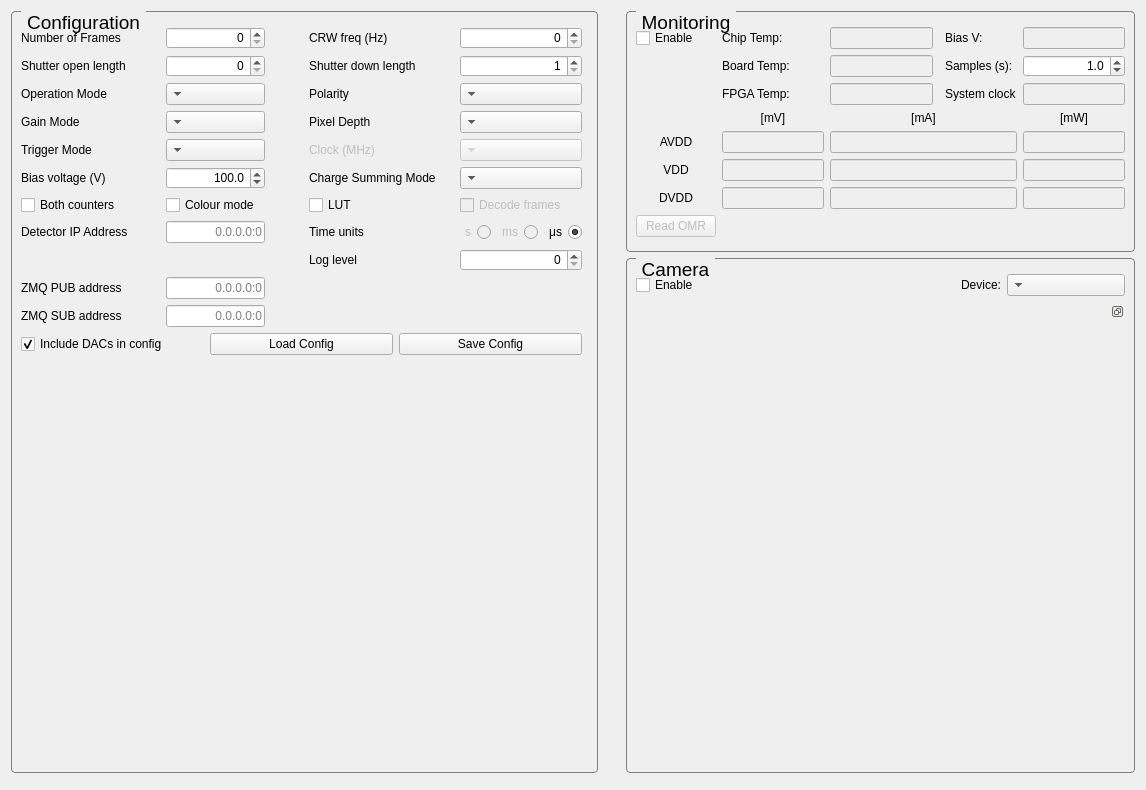
Above: SpidrMpx3Eq/qcstmconfigmonitoring.ui from navrit/dexter before the change. Below: the same form after it.
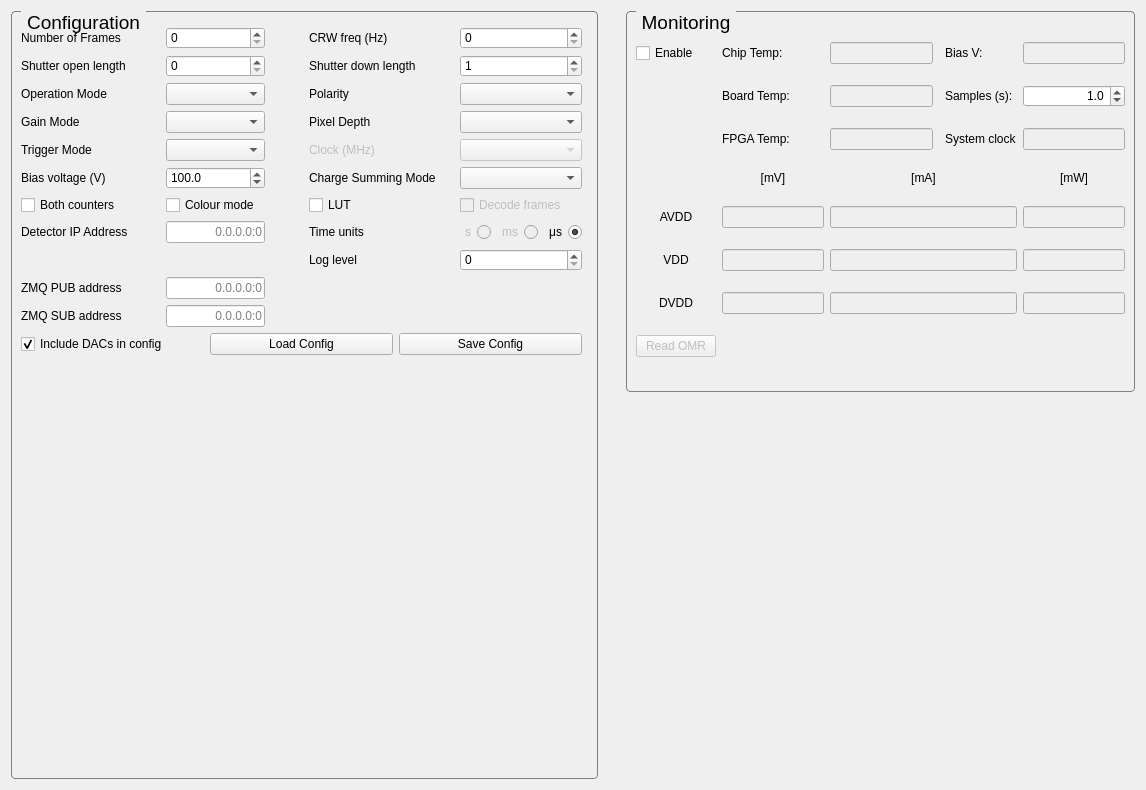
That is the form after the change.

Diff of the .ui file:
```diff
--- a/SpidrMpx3Eq/qcstmconfigmonitoring.ui
+++ b/SpidrMpx3Eq/qcstmconfigmonitoring.ui
@@ -436,76 +436,6 @@
        </layout>
       </widget>
      </item>
-     <item row="1" column="2">
-      <widget class="QGroupBox" name="groupBoxCamera">
-       <property name="font">
-        <font>
-         <pointsize>14</pointsize>
-        </font>
-       </property>
-       <property name="toolTip">
-        <string>External camera</string>
-       </property>
-       <property name="title">
-        <string>Camera</string>
-       </property>
-       <property name="alignment">
-        <set>Qt::AlignCenter</set>
-       </property>
-       <layout class="QGridLayout" name="gridLayout_4">
-        <property name="topMargin">
-         <number>15</number>
-        </property>
-        <property name="bottomMargin">
-         <number>15</number>
-        </property>
-        <item row="0" column="0">
-         <widget class="QCheckBox" name="cameraCheckBox">
-          <property name="toolTip">
-           <string>Enable/disable external camera</string>
-          </property>
-          <property name="text">
-           <string>Enable</string>
-          </property>
-         </widget>
-        </item>
-        <item row="1" column="2" colspan="3">
-         <widget class="QDockWidget" name="videoDockWidget">
-          <property name="features">
-           <set>QDockWidget::DockWidgetFloatable|QDockWidget::DockWidgetMovable</set>
-          </property>
-          <widget class="QWidget" name="dockWidgetContents"/>
-         </widget>
-        </item>
-        <item row="0" column="4">
-         <widget class="QComboBox" name="cameraComboBox">
-          <property name="toolTip">
-           <string>Select camera device</string>
-          </property>
-          <property name="layoutDirection">
-           <enum>Qt::RightToLeft</enum>
-          </property>
-         </widget>
-        </item>
-        <item row="0" column="3">
-         <widget class="QLabel" name="label">
-          <property name="toolTip">
-           <string>Select camera device</string>
-          </property>
-          <property name="layoutDirection">
-           <enum>Qt::RightToLeft</enum>
-          </property>
-          <property name="text">
-           <string>Device:</string>
-          </property>
-          <property name="alignment">
-           <set>Qt::AlignRight|Qt::AlignTrailing|Qt::AlignVCenter</set>
-          </property>
-         </widget>
-        </item>
-       </layout>
-      </widget>
-     </item>
      <item row="0" column="0" rowspan="2">
       <widget class="QGroupBox" name="groupBoxConfiguration">
        <property name="font">
@@ -564,7 +494,7 @@
            <string>ContinuousRW frequency (Hz)</string>
           </property>
           <property name="alignment">
-           <set>Qt::AlignRight|Qt::AlignTrailing|Qt::AlignVCenter</set>
+           <set>Qt::AlignLeading|Qt::AlignLeft|Qt::AlignVCenter</set>
           </property>
           <property name="maximum">
            <number>1300</number>
@@ -581,7 +511,7 @@
         <item row="8" column="9">
          <widget class="QSpinBox" name="logLevelSpinner">
           <property name="alignment">
-           <set>Qt::AlignRight|Qt::AlignTrailing|Qt::AlignVCenter</set>
+           <set>Qt::AlignLeading|Qt::AlignLeft|Qt::AlignVCenter</set>
           </property>
           <property name="maximum">
            <number>2</number>
@@ -629,7 +559,7 @@
            <bool>true</bool>
           </property>
           <property name="layoutDirection">
-           <enum>Qt::RightToLeft</enum>
+           <enum>Qt::LeftToRight</enum>
           </property>
          </widget>
         </item>
@@ -747,7 +677,7 @@
         <item row="1" column="9">
          <widget class="QSpinBox" name="triggerDowntimeSpinner">
           <property name="alignment">
-           <set>Qt::AlignRight|Qt::AlignTrailing|Qt::AlignVCenter</set>
+           <set>Qt::AlignLeading|Qt::AlignLeft|Qt::AlignVCenter</set>
           </property>
           <property name="minimum">
            <number>1</number>
@@ -760,7 +690,7 @@
         <item row="3" column="3">
          <widget class="QComboBox" name="gainModeCombobox">
           <property name="layoutDirection">
-           <enum>Qt::RightToLeft</enum>
+           <enum>Qt::LeftToRight</enum>
           </property>
          </widget>
         </item>
@@ -780,14 +710,14 @@
            <bool>false</bool>
           </property>
           <property name="layoutDirection">
-           <enum>Qt::RightToLeft</enum>
+           <enum>Qt::LeftToRight</enum>
           </property>
          </widget>
         </item>
         <item row="1" column="3">
          <widget class="QSpinBox" name="triggerLengthSpinner">
           <property name="alignment">
-           <set>Qt::AlignRight|Qt::AlignTrailing|Qt::AlignVCenter</set>
+           <set>Qt::AlignLeading|Qt::AlignLeft|Qt::AlignVCenter</set>
           </property>
           <property name="keyboardTracking">
            <bool>false</bool>
@@ -800,7 +730,7 @@
         <item row="0" column="3">
          <widget class="QSpinBox" name="nTriggersSpinner">
           <property name="alignment">
-           <set>Qt::AlignRight|Qt::AlignTrailing|Qt::AlignVCenter</set>
+           <set>Qt::AlignLeading|Qt::AlignLeft|Qt::AlignVCenter</set>
           </property>
           <property name="keyboardTracking">
            <bool>false</bool>
@@ -816,7 +746,7 @@
            <string>Sets internal bias. To disable set a value of 0V.</string>
           </property>
           <property name="alignment">
-           <set>Qt::AlignRight|Qt::AlignTrailing|Qt::AlignVCenter</set>
+           <set>Qt::AlignLeading|Qt::AlignLeft|Qt::AlignVCenter</set>
           </property>
           <property name="decimals">
            <number>1</number>
@@ -842,7 +772,7 @@
         <item row="2" column="9">
          <widget class="QComboBox" name="polarityComboBox">
           <property name="layoutDirection">
-           <enum>Qt::RightToLeft</enum>
+           <enum>Qt::LeftToRight</enum>
           </property>
          </widget>
         </item>
@@ -885,7 +815,7 @@
            <string>CSM SPM</string>
           </property>
           <property name="layoutDirection">
-           <enum>Qt::RightToLeft</enum>
+           <enum>Qt::LeftToRight</enum>
           </property>
          </widget>
         </item>
@@ -930,14 +860,14 @@
         <item row="3" column="9">
          <widget class="QComboBox" name="pixelDepthCombo">
           <property name="layoutDirection">
-           <enum>Qt::RightToLeft</enum>
+           <enum>Qt::LeftToRight</enum>
           </property>
          </widget>
         </item>
         <item row="2" column="3">
          <widget class="QComboBox" name="operationModeComboBox">
           <property name="layoutDirection">
-           <enum>Qt::RightToLeft</enum>
+           <enum>Qt::LeftToRight</enum>
           </property>
          </widget>
         </item>
@@ -1060,7 +990,6 @@
        <zorder>triggerModeCombo</zorder>
        <zorder>csmSpmCombo</zorder>
        <zorder>label_19</zorder>
-       <zorder></zorder>
        <zorder>label_13</zorder>
        <zorder>logLevelSpinner</zorder>
        <zorder>verticalSpacer</zorder>
@@ -1072,13 +1001,6 @@
      </item>
     </layout>
    </item>
-   <item>
-    <widget class="Line" name="line">
-     <property name="orientation">
-      <enum>Qt::Vertical</enum>
-     </property>
-    </widget>
-   </item>
   </layout>
  </widget>
  <resources/>
```
